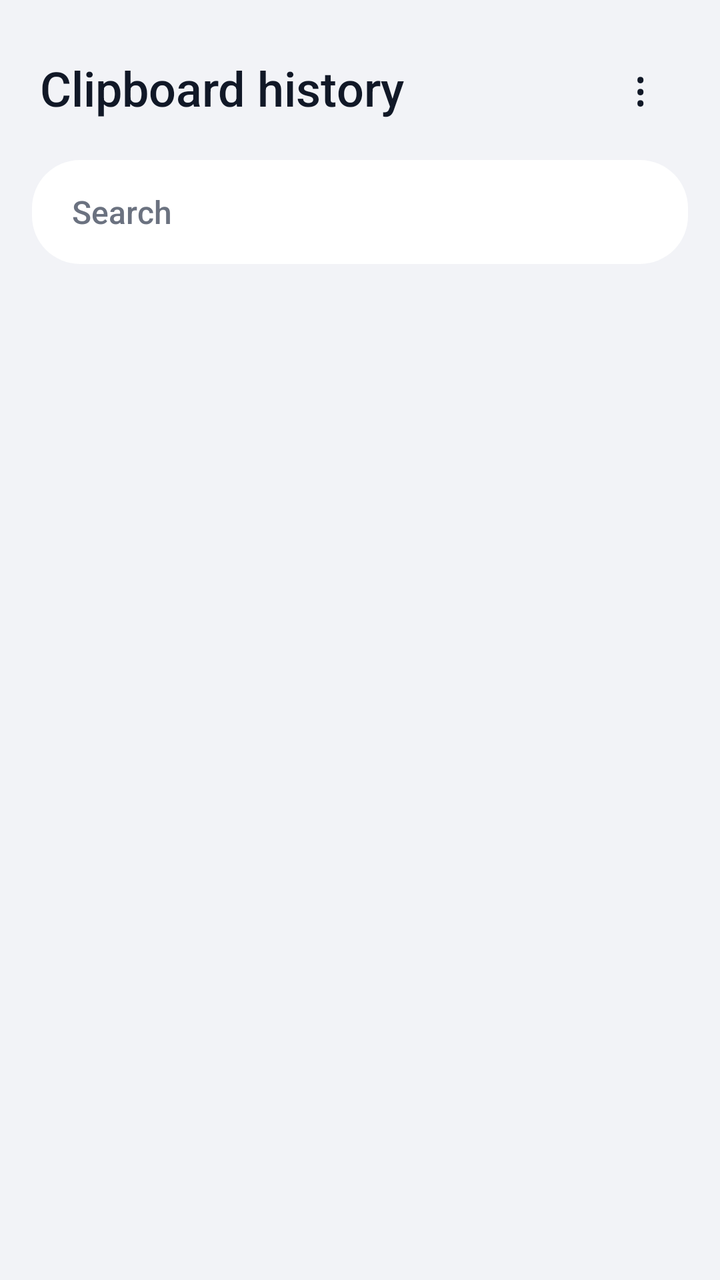
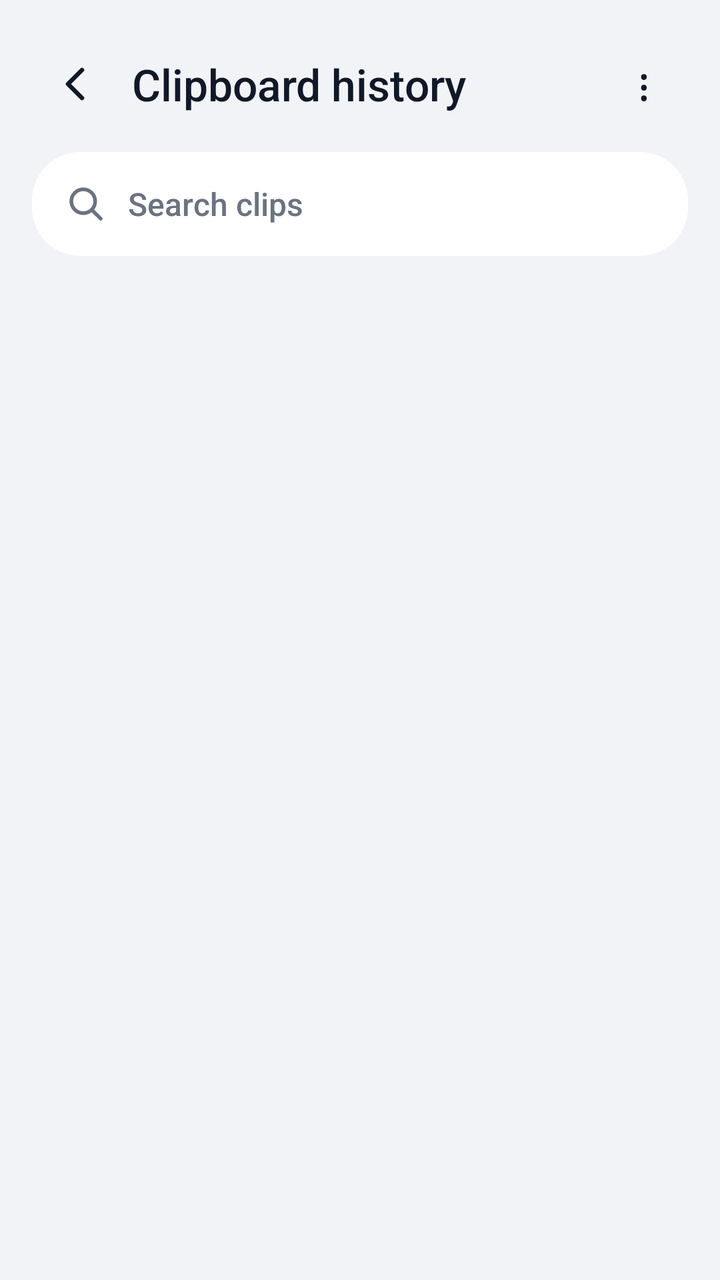

Before-and-after screenshots of an Android layout around one commit, followed by the original layout XML and the change that was made.
<!-- AndroidManifest.xml: application theme Theme.ClipBridge -->
<!-- res/layout/activity_history.xml -->
<?xml version="1.0" encoding="utf-8"?>
<LinearLayout xmlns:android="http://schemas.android.com/apk/res/android"
    android:id="@+id/root"
    android:layout_width="match_parent"
    android:layout_height="match_parent"
    android:orientation="vertical"
    android:paddingStart="16dp"
    android:paddingEnd="16dp"
    android:paddingTop="20dp">

    <LinearLayout
        android:layout_width="match_parent"
        android:layout_height="wrap_content"
        android:gravity="center_vertical"
        android:orientation="horizontal">

        <TextView
            style="@style/Body"
            android:layout_width="0dp"
            android:layout_height="wrap_content"
            android:layout_weight="1"
            android:paddingStart="4dp"
            android:text="Clipboard history"
            android:textSize="24sp"
            android:fontFamily="sans-serif-medium" />

        <TextView
            android:id="@+id/menu"
            android:layout_width="48dp"
            android:layout_height="48dp"
            android:gravity="center"
            android:text="⋮"
            android:textColor="@color/text_primary"
            android:textSize="24sp"
            android:contentDescription="History settings" />
    </LinearLayout>

    <EditText
        android:id="@+id/search"
        android:layout_width="match_parent"
        android:layout_height="52dp"
        android:layout_marginTop="12dp"
        android:background="@drawable/bg_search"
        android:hint="Search"
        android:imeOptions="actionSearch"
        android:inputType="text"
        android:paddingStart="20dp"
        android:paddingEnd="20dp"
        android:textColor="@color/text_primary"
        android:textColorHint="@color/text_secondary"
        android:textSize="16sp" />

    <TextView
        android:id="@+id/summary"
        style="@style/Secondary"
        android:layout_width="match_parent"
        android:layout_height="wrap_content"
        android:layout_marginTop="10dp"
        android:paddingStart="4dp" />

    <ListView
        android:id="@+id/list"
        android:layout_width="match_parent"
        android:layout_height="0dp"
        android:layout_weight="1"
        android:layout_marginTop="6dp"
        android:clipToPadding="false"
        android:divider="@android:color/transparent"
        android:dividerHeight="10dp" />

    <TextView
        android:id="@+id/empty"
        style="@style/Secondary"
        android:layout_width="match_parent"
        android:layout_height="0dp"
        android:layout_weight="1"
        android:gravity="center"
        android:padding="24dp"
        android:visibility="gone" />
</LinearLayout>
<!-- resources referenced by this layout -->
<resources>
  <color name="text_primary">#111827</color>
  <color name="text_secondary">#6B7280</color>
  <!-- drawable bg_search (drawable) -->
  <?xml version="1.0" encoding="utf-8"?>
  <shape xmlns:android="http://schemas.android.com/apk/res/android" android:shape="rectangle">
      <solid android:color="@color/card" />
      <corners android:radius="24dp" />
  </shape>
  <style name="Body">
          <item name="android:textSize">15sp</item>
          <item name="android:textColor">@color/text_primary</item>
          <item name="android:lineSpacingExtra">2dp</item>
      </style>
  <style name="Secondary">
          <item name="android:textSize">13sp</item>
          <item name="android:textColor">@color/text_secondary</item>
      </style>
  <style name="Theme.ClipBridge" parent="@android:style/Theme.DeviceDefault.DayNight">
          <item name="android:windowBackground">@color/screen</item>
          <item name="android:statusBarColor">@color/screen</item>
          <item name="android:navigationBarColor">@color/screen</item>
          <item name="android:windowLightStatusBar">@bool/light_bars</item>
          <item name="android:windowLightNavigationBar">@bool/light_bars</item>
          <item name="android:windowActionBar">false</item>
          <item name="android:windowNoTitle">true</item>
          <item name="android:colorAccent">@color/accent</item>
      </style>
  <color name="card">#FFFFFF</color>
  <color name="screen">#F2F3F7</color>
  <color name="accent">#4F46E5</color>
</resources>

<!-- the commit's change to res/layout/activity_history.xml (unified diff, before → after) -->
@@ -14,41 +14,77 @@
         android:gravity="center_vertical"
         android:orientation="horizontal">
 
+        <ImageView
+            android:id="@+id/back"
+            android:layout_width="44dp"
+            android:layout_height="44dp"
+            android:background="@drawable/bg_row"
+            android:contentDescription="Back"
+            android:padding="10dp"
+            android:src="@drawable/ic_back" />
+
         <TextView
             style="@style/Body"
             android:layout_width="0dp"
             android:layout_height="wrap_content"
             android:layout_weight="1"
-            android:paddingStart="4dp"
+            android:layout_marginStart="6dp"
             android:text="Clipboard history"
-            android:textSize="24sp"
+            android:textSize="22sp"
             android:fontFamily="sans-serif-medium" />
 
         <TextView
             android:id="@+id/menu"
-            android:layout_width="48dp"
-            android:layout_height="48dp"
+            android:layout_width="44dp"
+            android:layout_height="44dp"
+            android:background="@drawable/bg_row"
+            android:contentDescription="History settings"
             android:gravity="center"
             android:text="⋮"
             android:textColor="@color/text_primary"
-            android:textSize="24sp"
-            android:contentDescription="History settings" />
+            android:textSize="22sp" />
     </LinearLayout>
 
-    <EditText
-        android:id="@+id/search"
+    <LinearLayout
         android:layout_width="match_parent"
         android:layout_height="52dp"
         android:layout_marginTop="12dp"
         android:background="@drawable/bg_search"
-        android:hint="Search"
-        android:imeOptions="actionSearch"
-        android:inputType="text"
-        android:paddingStart="20dp"
-        android:paddingEnd="20dp"
-        android:textColor="@color/text_primary"
-        android:textColorHint="@color/text_secondary"
-        android:textSize="16sp" />
+        android:gravity="center_vertical"
+        android:orientation="horizontal"
+        android:paddingStart="16dp"
+        android:paddingEnd="8dp">
+
+        <ImageView
+            android:layout_width="22dp"
+            android:layout_height="22dp"
+            android:contentDescription="@null"
+            android:src="@drawable/ic_search" />
+
+        <EditText
+            android:id="@+id/search"
+            android:layout_width="0dp"
+            android:layout_height="match_parent"
+            android:layout_weight="1"
+            android:layout_marginStart="10dp"
+            android:background="@null"
+            android:hint="Search clips"
+            android:imeOptions="actionSearch"
+            android:inputType="text"
+            android:textColor="@color/text_primary"
+            android:textColorHint="@color/text_secondary"
+            android:textSize="16sp" />
+
+        <ImageView
+            android:id="@+id/clearSearch"
+            android:layout_width="36dp"
+            android:layout_height="36dp"
+            android:background="@drawable/bg_row"
+            android:contentDescription="Clear search"
+            android:padding="7dp"
+            android:src="@drawable/ic_close"
+            android:visibility="gone" />
+    </LinearLayout>
 
     <TextView
         android:id="@+id/summary"
@@ -66,7 +102,9 @@
         android:layout_marginTop="6dp"
         android:clipToPadding="false"
         android:divider="@android:color/transparent"
-        android:dividerHeight="10dp" />
+        android:dividerHeight="8dp"
+        android:paddingBottom="12dp"
+        android:scrollbarStyle="outsideOverlay" />
 
     <TextView
         android:id="@+id/empty"
<!-- resource entries referenced after the edit -->
@@ -2,12 +2,34 @@
 <resources>
   <color name="text_primary">#111827</color>
   <color name="text_secondary">#6B7280</color>
+  <!-- drawable bg_row (drawable) -->
+  <?xml version="1.0" encoding="utf-8"?>
+  <ripple xmlns:android="http://schemas.android.com/apk/res/android" android:color="@color/accent_soft">
+      <item android:id="@android:id/mask"><shape><solid android:color="#FFFFFFFF" /><corners android:radius="16dp" /></shape></item>
+  </ripple>
   <!-- drawable bg_search (drawable) -->
   <?xml version="1.0" encoding="utf-8"?>
   <shape xmlns:android="http://schemas.android.com/apk/res/android" android:shape="rectangle">
       <solid android:color="@color/card" />
       <corners android:radius="24dp" />
   </shape>
+  <!-- drawable ic_back (drawable) -->
+  <?xml version="1.0" encoding="utf-8"?>
+  <vector xmlns:android="http://schemas.android.com/apk/res/android" android:width="24dp" android:height="24dp" android:viewportWidth="24" android:viewportHeight="24"
+      android:tint="@color/text_primary">
+      <path android:strokeColor="#FFFFFFFF" android:strokeWidth="2.2" android:strokeLineCap="round" android:strokeLineJoin="round" android:pathData="M15,5L8,12L15,19" />
+  </vector>
+  <!-- drawable ic_close (drawable) -->
+  <?xml version="1.0" encoding="utf-8"?>
+  <vector xmlns:android="http://schemas.android.com/apk/res/android" android:width="24dp" android:height="24dp" android:viewportWidth="24" android:viewportHeight="24">
+      <path android:strokeColor="#FF6B7280" android:strokeWidth="2" android:strokeLineCap="round" android:pathData="M7,7L17,17M17,7L7,17" />
+  </vector>
+  <!-- drawable ic_search (drawable) -->
+  <?xml version="1.0" encoding="utf-8"?>
+  <vector xmlns:android="http://schemas.android.com/apk/res/android" android:width="24dp" android:height="24dp" android:viewportWidth="24" android:viewportHeight="24">
+      <path android:strokeColor="#FF6B7280" android:strokeWidth="2" android:strokeLineCap="round"
+          android:pathData="M10.5,4A6.5,6.5 0,1 1,10.5 17A6.5,6.5 0,1 1,10.5 4ZM15.3,15.3L20,20" />
+  </vector>
   <style name="Body">
           <item name="android:textSize">15sp</item>
           <item name="android:textColor">@color/text_primary</item>
@@ -27,6 +49,7 @@
           <item name="android:windowNoTitle">true</item>
           <item name="android:colorAccent">@color/accent</item>
       </style>
+  <color name="accent_soft">#1F4F46E5</color>
   <color name="card">#FFFFFF</color>
   <color name="screen">#F2F3F7</color>
   <color name="accent">#4F46E5</color>
